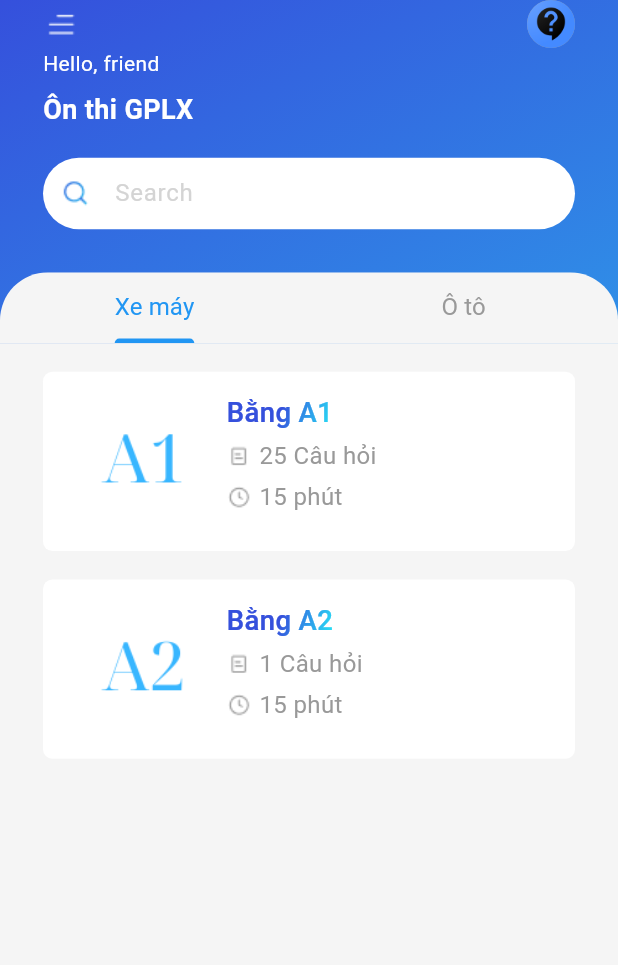
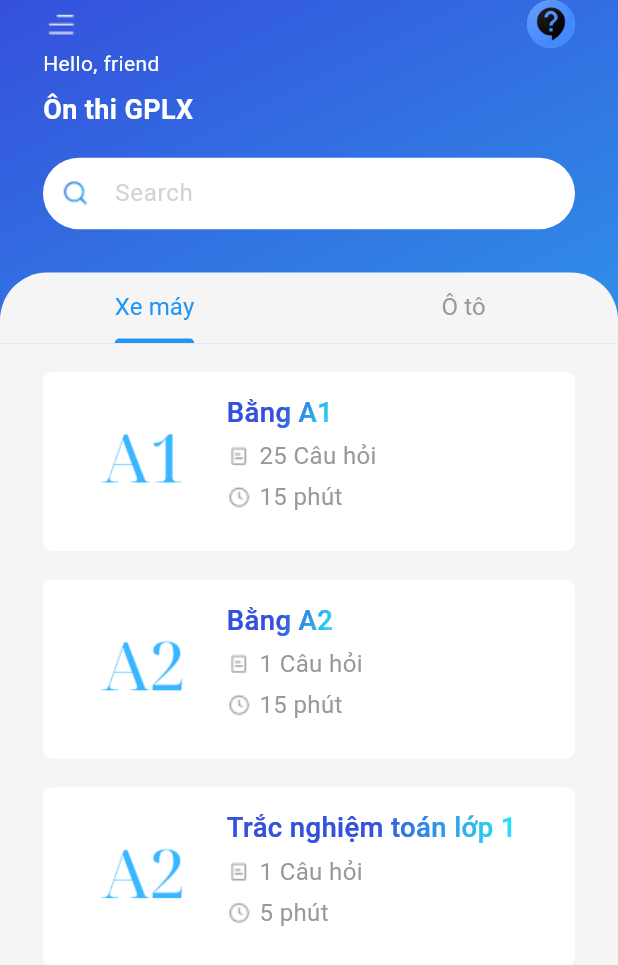
Before and after one commit to hieuba/quiz_app_1, a Flutter app: the screen it shows after launch, on a phone screen of 412 x 824 dp. Shown: the top 965 px of the screen. Run offline on Flutter 3.47's test engine with Material 2 defaults, Android fonts, the phone set to English and light mode, and no system bars; our stand-ins replace bloc, firebase_core, firebase_messaging, flutter_bloc, flutter_screenutil, hexcolor and 2 more; accounts and stored records are empty.

Commit message:
noti (#6)
Co-authored-by: HIEU BA <hieuba@Brians-MacBook-Pro.local>

```diff
--- a/lib/data/exams.dart
+++ b/lib/data/exams.dart
@@ -1,5 +1,6 @@
 import 'package:quiz_app/data/a1.dart';
 import 'package:quiz_app/data/a2.dart';
+import 'package:quiz_app/data/math_1.dart';
 import 'package:quiz_app/models/exam_model.dart';
 
 class ExamData {
@@ -24,5 +25,15 @@ class ExamData {
       "total_question": questionsA2.length,
       "thumnail": 'assets/images/a2.png'
     },
+    {
+      "id": "3",
+      "time": 300,
+      "description": "Trắc nghiệm toán lớp 1",
+      "category": Category.math,
+      "questions": math1,
+      "title": "Trắc nghiệm toán lớp 1",
+      "total_question": math1.length,
+      "thumnail": 'assets/images/a2.png'
+    },
   ];
 }
--- /dev/null
+++ b/lib/data/math_1.dart
@@ -0,0 +1,12 @@
+import 'package:quiz_app/models/question_model.dart';
+
+final math1 = [
+  QuestionModel(
+      questionText: "Kết quả của phép tính 56 + 13 – 30 = ...",
+      options: [
+        "29",
+        "39",
+        "49",
+      ],
+      correctOptionIndex: 1),
+];
--- a/lib/models/exam_model.dart
+++ b/lib/models/exam_model.dart
@@ -35,4 +35,4 @@ class ExamModel {
   }
 }
 
-enum Category { xeMay, oto }
+enum Category { xeMay, oto, math }
--- a/lib/screens/detail/detail_screen.dart
+++ b/lib/screens/detail/detail_screen.dart
@@ -173,7 +173,9 @@ class DetailScreen extends StatelessWidget {
                                         ),
                                         StartQuizButton(
                                           onTap: () {
-                                            examModel.title == 'Bằng A1'
+                                            examModel.title == 'Bằng A1' ||
+                                                    examModel.title ==
+                                                        'Trắc nghiệm toán lớp 1'
                                                 ? Navigator.pushAndRemoveUntil(
                                                     context,
                                                     PageTransition(
--- a/lib/screens/question_screens/questions_motobike_screen.dart
+++ b/lib/screens/question_screens/questions_motobike_screen.dart
@@ -535,7 +535,8 @@ class _QuestionMotoBikeScreenState extends State<QuestionMotoBikeScreen> {
                                                   calculateCorrectAnswers(),
                                               totalQuestions: widget
                                                   .examModel.questions.length,
-                                              questions: questionsA1,
+                                              questions:
+                                                  widget.examModel.questions,
                                               userAnswers: objAnswers,
                                             ),
                                           ),
--- a/pubspec.yaml
+++ b/pubspec.yaml
@@ -45,6 +45,8 @@ dependencies:
   change_app_package_name: ^1.1.0
   rename: ^2.1.1
   flutter_launcher_icons: ^0.13.1
+  firebase_messaging: ^14.6.7
+  firebase_core: ^2.15.1
 
 flutter_native_splash:
   android: true
@@ -63,7 +65,7 @@ dev_dependencies:
 flutter_launcher_icons:
   android: "launcher_icon"
   ios: true
-  image_path: "assets/icons/icon_app.png"
+  image_path: "assets/icons/app_icon.png"
   min_sdk_android: 21 # android min sdk min:16, default 21
   web:
     generate: true
```
Also changed, not shown: lib/api/firebase_api.dart (added, +45 -0 lines), lib/main.dart (+9 -1 lines), assets/icons/app_icon.png (added), lib/firebase_options.dart (added), pubspec.lock, 38 other files.
